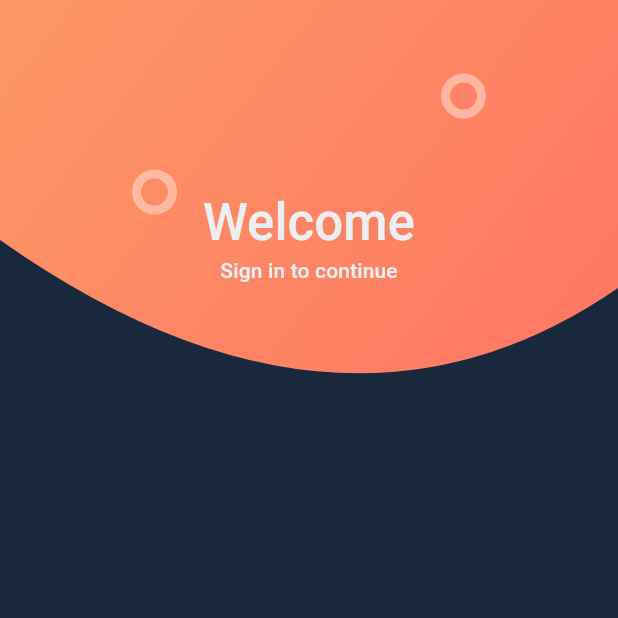
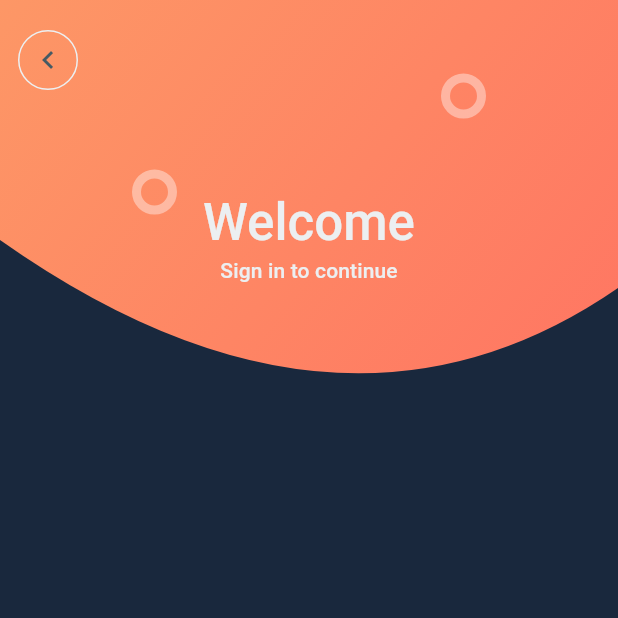
Before and after one commit to tadakun8/flutter_study_ui, a Flutter app: the screen it shows after launch, on a phone screen of 412 x 824 dp, the top half of it. Run offline on Flutter 3.47's test engine with Material 2 defaults, Android fonts, the phone set to English and light mode, and no system bars; our stand-ins replace flutter_riverpod.

Commit message:
feat: create backbutton on header

```diff
--- a/signin_signup/lib/components/header/header.dart
+++ b/signin_signup/lib/components/header/header.dart
@@ -1,4 +1,5 @@
 import 'package:flutter/material.dart';
+import 'package:signin_signup/components/header/header_backbutton.dart';
 import 'package:signin_signup/components/header/header_title.dart';
 
 import 'header_background.dart';
@@ -29,7 +30,8 @@ class Header extends StatelessWidget {
               padding: EdgeInsets.only(top: 128),
               child: HeaderTitle(),
             ),
-          )
+          ),
+          Positioned(top: 16, left: 0, child: HeaderBackButton())
         ],
       ),
     );
--- /dev/null
+++ b/signin_signup/lib/components/header/header_backbutton.dart
@@ -0,0 +1,21 @@
+import 'package:flutter/material.dart';
+import 'package:signin_signup/const/color.dart';
+
+class HeaderBackButton extends StatelessWidget {
+  const HeaderBackButton({Key? key}) : super(key: key);
+
+  @override
+  Widget build(BuildContext context) {
+    return TextButton(
+      style: TextButton.styleFrom(
+        primary: kButtonTextColorPrimary,
+        backgroundColor: Colors.transparent,
+        shape: const CircleBorder(
+          side: BorderSide(color: kButtonColorPrimary),
+        ),
+      ),
+      onPressed: () {},
+      child: const Icon(Icons.chevron_left, color: kIconColor),
+    );
+  }
+}
```
